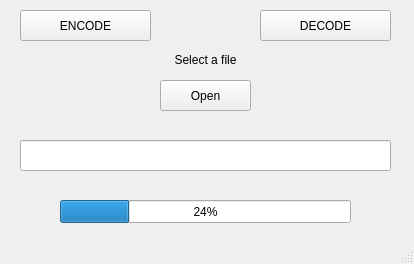
This is mainwindow.ui in exsandebest/Archiver as Qt 5 draws it before an edit. The edited form follows.
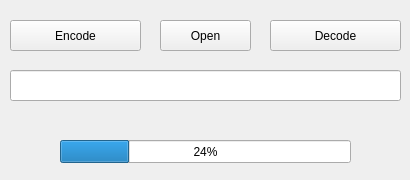
This is the edited form. Icons and pictures are not drawn.

Commit message: Small design changes, update example screenshot

The edit to the form file:
```diff
--- a/mainwindow.ui
+++ b/mainwindow.ui
@@ -6,8 +6,8 @@
    <rect>
     <x>0</x>
     <y>0</y>
-    <width>414</width>
-    <height>264</height>
+    <width>410</width>
+    <height>180</height>
    </rect>
   </property>
   <property name="windowTitle">
@@ -22,7 +22,7 @@
     <property name="geometry">
      <rect>
       <x>160</x>
-      <y>80</y>
+      <y>20</y>
       <width>91</width>
       <height>31</height>
      </rect>
@@ -34,51 +34,35 @@
    <widget class="QPushButton" name="btnEncode">
     <property name="geometry">
      <rect>
-      <x>20</x>
-      <y>10</y>
+      <x>10</x>
+      <y>20</y>
       <width>131</width>
       <height>31</height>
      </rect>
     </property>
     <property name="text">
-     <string>ENCODE</string>
+     <string>Encode</string>
     </property>
    </widget>
    <widget class="QPushButton" name="btnDecode">
     <property name="geometry">
      <rect>
-      <x>260</x>
-      <y>10</y>
+      <x>270</x>
+      <y>20</y>
       <width>131</width>
       <height>31</height>
      </rect>
     </property>
     <property name="text">
-     <string>DECODE</string>
-    </property>
-   </widget>
-   <widget class="QLabel" name="label">
-    <property name="geometry">
-     <rect>
-      <x>160</x>
-      <y>50</y>
-      <width>91</width>
-      <height>20</height>
-     </rect>
-    </property>
-    <property name="text">
-     <string>Select a file</string>
-    </property>
-    <property name="alignment">
-     <set>Qt::AlignCenter</set>
+     <string>Decode</string>
     </property>
    </widget>
    <widget class="QLineEdit" name="linePath">
     <property name="geometry">
      <rect>
-      <x>20</x>
-      <y>140</y>
-      <width>371</width>
+      <x>10</x>
+      <y>70</y>
+      <width>391</width>
       <height>31</height>
      </rect>
     </property>
@@ -95,7 +79,7 @@
     <property name="geometry">
      <rect>
       <x>60</x>
-      <y>200</y>
+      <y>140</y>
       <width>291</width>
       <height>23</height>
      </rect>
@@ -108,7 +92,7 @@
     <property name="geometry">
      <rect>
       <x>160</x>
-      <y>180</y>
+      <y>110</y>
       <width>91</width>
       <height>20</height>
      </rect>
@@ -126,17 +110,6 @@
     </property>
    </widget>
   </widget>
-  <widget class="QMenuBar" name="menubar">
-   <property name="geometry">
-    <rect>
-     <x>0</x>
-     <y>0</y>
-     <width>414</width>
-     <height>21</height>
-    </rect>
-   </property>
-  </widget>
-  <widget class="QStatusBar" name="statusbar"/>
  </widget>
  <resources/>
  <connections/>
```
Left out of the diff: 6 changed lines with no effect on the pictures. The commit also changes 2 other files.
